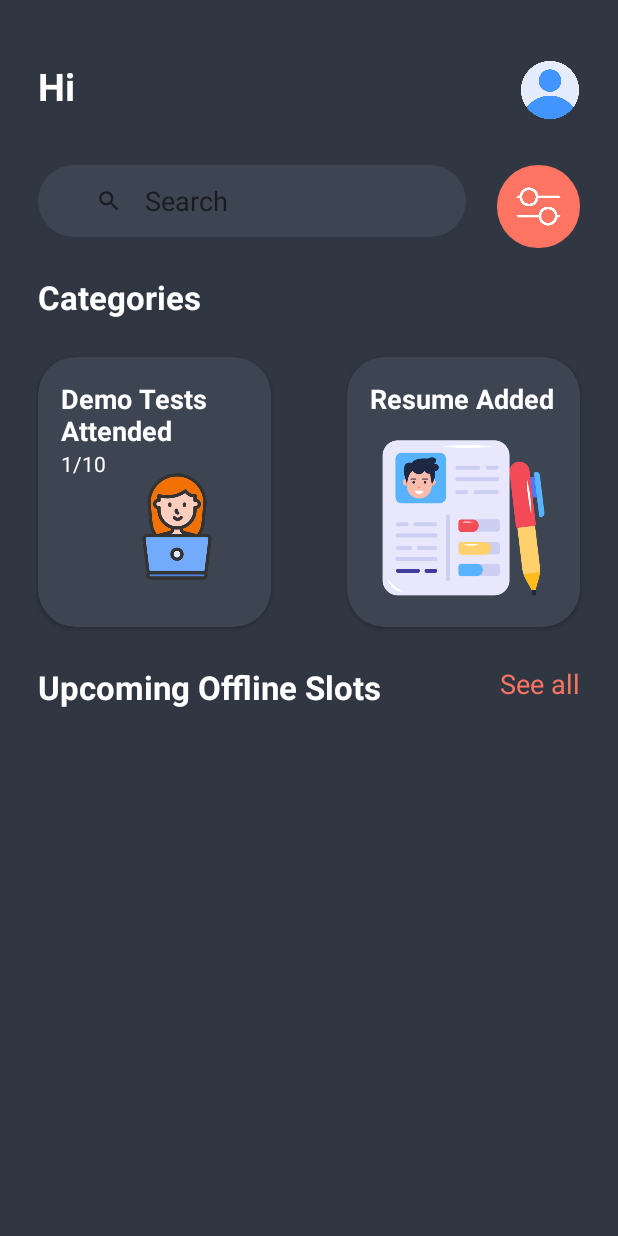
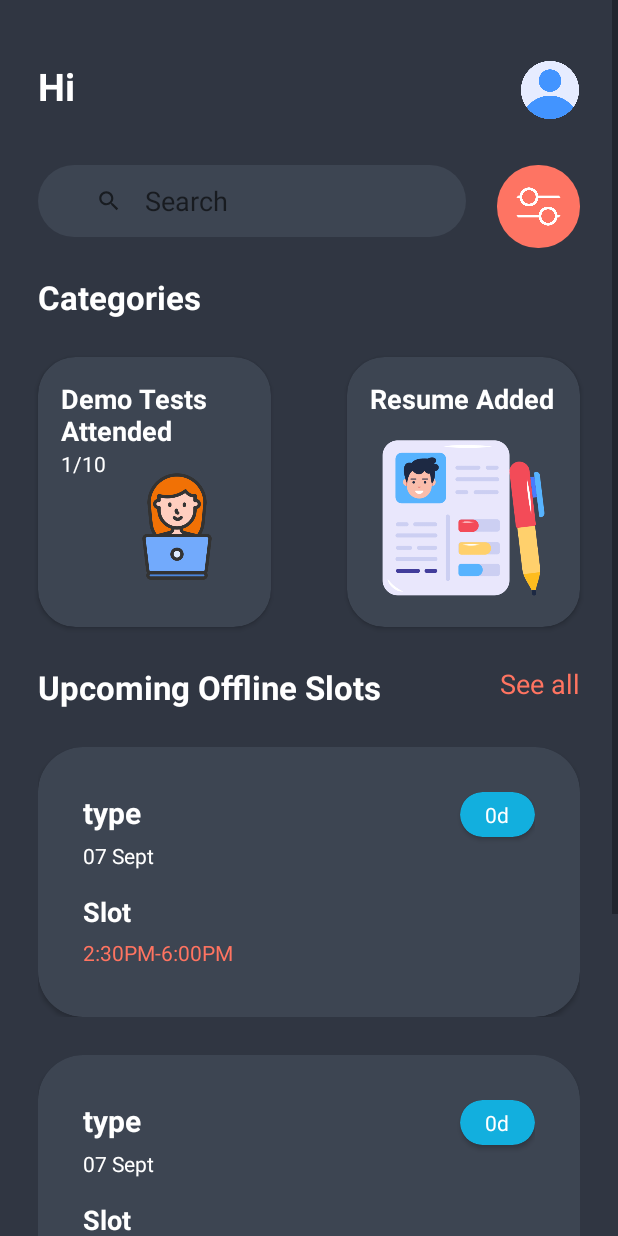
Before and after one commit to Rishi2705/JobProvider, an Android app: the layout activity_main_page.xml on its own in the app's theme, with its tools: preview values and no code run, on a phone screen of 412 x 824 dp. Run offline under Robolectric (Android 15) with nearby library versions, the phone set to English and light mode, and no system bars; Roboto replaces fonts that are not available here.

Commit message:
recycler builder

```diff
--- a/app/build.gradle.kts
+++ b/app/build.gradle.kts
@@ -1,6 +1,7 @@
 plugins {
     alias(libs.plugins.android.application)
     alias(libs.plugins.jetbrains.kotlin.android)
+    id("com.google.gms.google-services")
 }
 
 android {
@@ -51,4 +52,7 @@ dependencies {
     testImplementation(libs.junit)
     androidTestImplementation(libs.androidx.junit)
     androidTestImplementation(libs.androidx.espresso.core)
+    implementation(platform("com.google.firebase:firebase-bom:33.2.0"))
+    implementation("com.google.firebase:firebase-analytics")
+    implementation("com.google.firebase:firebase-firestore")
 }
--- a/app/src/main/java/com/example/jobprovider/MainActivity.kt
+++ b/app/src/main/java/com/example/jobprovider/MainActivity.kt
@@ -16,7 +16,7 @@ class MainActivity : AppCompatActivity() {
         super.onCreate(savedInstanceState)
         setContentView(binding.root)
         binding.letsStartBtn.setOnClickListener {
-            startActivity(Intent(this, MainPageActivity::class.java))
+            startActivity(Intent(this, LoginPage::class.java))
             finish()
         }
 
--- a/app/src/main/res/drawable/custom_buttons.xml
+++ b/app/src/main/res/drawable/custom_buttons.xml
@@ -1,8 +1,9 @@
 <?xml version="1.0" encoding="utf-8"?>
 <shape xmlns:android="http://schemas.android.com/apk/res/android"
     xmlns:tools="http://schemas.android.com/tools"
-    android:shape="oval"
+    android:shape="rectangle"
+
     tools:ignore="ExtraText">10dp
-    <solid android:color="#fe7463" />
+    <solid android:color="@color/orange" />
 
 </shape>
--- a/app/src/main/res/layout/activity_main_page.xml
+++ b/app/src/main/res/layout/activity_main_page.xml
@@ -35,6 +35,8 @@
                 app:layout_constraintTop_toTopOf="parent" />
 
             <de.hdodenhof.circleimageview.CircleImageView
+                android:contentDescription="yes"
+                android:clickable="true"
                 android:id="@+id/user_img"
                 android:layout_width="40dp"
                 android:layout_height="40dp"
@@ -99,6 +101,7 @@
                 app:layout_constraintTop_toBottomOf="@id/categories"
                 app:layout_constraintEnd_toStartOf="@id/guideline"
                 app:cardCornerRadius="25dp"
+                android:clickable="true"
                 >
 
                 <LinearLayout
@@ -212,7 +215,8 @@
                 android:layout_marginHorizontal="25dp"
                 app:layout_constraintTop_toBottomOf="@id/upcoming"
                 android:layout_marginTop="25dp"
-                android:clickable="true"/>
+                android:clickable="true"
+                tools:listitem="@layout/customitem"/>
 
         </androidx.constraintlayout.widget.ConstraintLayout>
 
--- /dev/null
+++ b/app/src/main/res/layout/customitem.xml
@@ -0,0 +1,103 @@
+<?xml version="1.0" encoding="utf-8"?>
+<androidx.constraintlayout.widget.ConstraintLayout xmlns:android="http://schemas.android.com/apk/res/android"
+    xmlns:app="http://schemas.android.com/apk/res-auto"
+    android:layout_width="match_parent"
+    android:layout_height="180dp"
+    android:layout_marginBottom="25dp">
+
+    <androidx.cardview.widget.CardView
+        android:layout_width="match_parent"
+        android:layout_height="match_parent"
+        android:backgroundTint="@color/inner"
+        app:cardCornerRadius="30dp">
+
+        <androidx.constraintlayout.widget.ConstraintLayout
+            android:layout_width="match_parent"
+            android:layout_height="match_parent"
+            android:padding="30dp"
+            >
+
+            <TextView
+                android:id="@+id/type"
+                android:layout_width="wrap_content"
+                android:layout_height="wrap_content"
+                android:text="type"
+                android:textAlignment="textStart"
+                android:textColor="@color/white"
+                android:textSize="20sp"
+                android:textStyle="bold"
+                app:layout_constraintStart_toStartOf="parent"
+                app:layout_constraintTop_toTopOf="parent" />
+
+            <androidx.constraintlayout.widget.Guideline
+                android:id="@+id/guideline2"
+                android:layout_width="wrap_content"
+                android:layout_height="wrap_content"
+                android:orientation="vertical"
+                app:layout_constraintGuide_percent="0.65"/>
+
+
+            <TextView
+                android:id="@+id/date"
+                android:layout_width="wrap_content"
+                android:layout_height="wrap_content"
+                android:text="07 Sept"
+                android:layout_marginTop="5dp"
+                android:textColor="@color/white"
+                app:layout_constraintTop_toBottomOf="@id/type"
+                app:layout_constraintStart_toStartOf="parent"
+                />
+
+            <TextView
+                android:id="@+id/head"
+                android:layout_width="wrap_content"
+                android:layout_height="wrap_content"
+                android:text="Slot"
+                android:textColor="@color/white"
+                android:textStyle="bold"
+                android:textSize="18sp"
+                app:layout_constraintTop_toBottomOf="@id/date"
+                app:layout_constraintStart_toStartOf="parent"
+                android:layout_marginTop="15dp"
+                />
+
+            <TextView
+                android:id="@+id/timeslot"
+                android:layout_width="wrap_content"
+                android:layout_height="wrap_content"
+                android:text="2:30PM-6:00PM"
+                android:textColor="@color/orange"
+                android:layout_marginTop="5dp"
+                app:layout_constraintTop_toBottomOf="@id/head"
+                app:layout_constraintStart_toStartOf="parent"
+                />
+
+            <androidx.cardview.widget.CardView
+                android:layout_width="50dp"
+                android:layout_height="wrap_content"
+                app:layout_constraintTop_toTopOf="parent"
+                app:layout_constraintEnd_toEndOf="parent"
+                android:padding="5dp"
+                android:backgroundTint="@color/blue"
+                app:cardCornerRadius="15dp"
+                >
+
+                <TextView
+                    android:layout_width="match_parent"
+                    android:layout_height="match_parent"
+                    android:text="0d"
+                    android:textColor="@color/white"
+                    android:padding="5dp"
+                    android:textAlignment="center"
+                    />
+            </androidx.cardview.widget.CardView>
+
+        </androidx.constraintlayout.widget.ConstraintLayout>
+
+
+
+    </androidx.cardview.widget.CardView>
+
+
+
+</androidx.constraintlayout.widget.ConstraintLayout>
--- a/app/src/main/res/values/colors.xml
+++ b/app/src/main/res/values/colors.xml
@@ -5,4 +5,5 @@
     <color name="background">#303642</color>
     <color name="inner">#3D4552</color>
     <color name="orange">#FF7461</color>
+    <color name="blue">#12AFDE</color>
 </resources>
--- a/build.gradle.kts
+++ b/build.gradle.kts
@@ -2,4 +2,5 @@
 plugins {
     alias(libs.plugins.android.application) apply false
     alias(libs.plugins.jetbrains.kotlin.android) apply false
+    id("com.google.gms.google-services") version "4.4.2" apply false
 }
```
Also changed, not shown: app/src/main/AndroidManifest.xml (+14 -0 lines), app/src/main/java/com/example/jobprovider/FilterScreen.kt (added, +20 -0 lines), app/src/main/java/com/example/jobprovider/LoginPage.kt (+16 -4 lines), app/src/main/java/com/example/jobprovider/MainPageActivity.kt (+13 -5 lines), app/src/main/java/com/example/jobprovider/ProfilePage.kt (added, +20 -0 lines), app/src/main/java/com/example/jobprovider/ResumeActivity.kt (added, +20 -0 lines), app/src/main/res/layout/activity_filter_screen.xml (added, +10 -0 lines), app/src/main/res/layout/activity_login_page.xml (+22 -13 lines), app/src/main/res/layout/activity_profile_page.xml (added, +10 -0 lines), app/src/main/res/layout/activity_resume.xml (added, +10 -0 lines), 1 other file.
